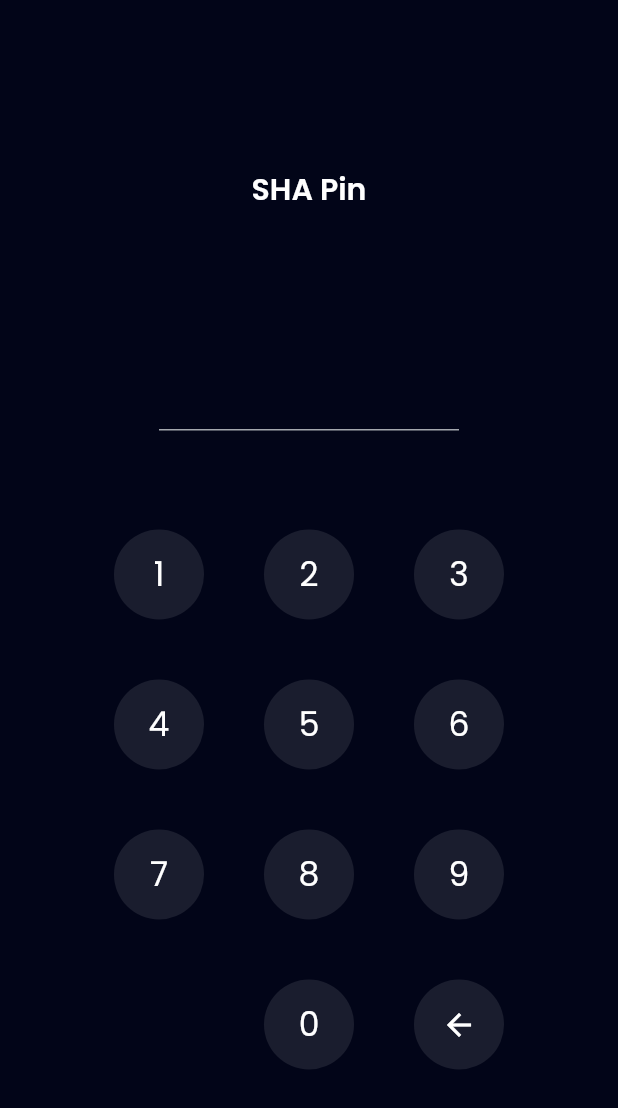
After one commit to abyankamal/bank_sha, a Flutter app: the PinPage screen opened by its route, on a phone screen of 412 x 824 dp. The commit adds this screen. Shown: the top 1108 px of the screen. Run offline on Flutter 3.47's test engine with Material 2 defaults, Android fonts, the phone set to English and light mode, and no system bars; our stand-ins replace carousel_slider, google_fonts.

Commit message:
Commit ketujuh

```diff
--- a/lib/main.dart
+++ b/lib/main.dart
@@ -1,6 +1,10 @@
 import 'package:bank_sha/shared/theme.dart';
 import 'package:bank_sha/ui/pages/home_page.dart';
 import 'package:bank_sha/ui/pages/onboarding_page.dart';
+import 'package:bank_sha/ui/pages/pin_page.dart';
+import 'package:bank_sha/ui/pages/profile_edit_page.dart';
+import 'package:bank_sha/ui/pages/profile_edit_pin_page.dart';
+import 'package:bank_sha/ui/pages/profile_edit_success_page.dart';
 import 'package:bank_sha/ui/pages/profile_page.dart';
 import 'package:bank_sha/ui/pages/signin_page.dart';
 import 'package:bank_sha/ui/pages/signup_page.dart';
@@ -8,6 +12,7 @@ import 'package:bank_sha/ui/pages/signup_set_ktp_page.dart';
 import 'package:bank_sha/ui/pages/signup_set_photo_page.dart';
 import 'package:bank_sha/ui/pages/signup_success_page.dart';
 import 'package:bank_sha/ui/pages/splash_page.dart';
+import 'package:bank_sha/ui/pages/topup_page.dart';
 import 'package:flutter/material.dart';
 
 void main() => runApp(const MyApp());
@@ -44,6 +49,11 @@ class MyApp extends StatelessWidget {
         '/sign-up-success' : (context) => const SignUpSuccessPage(),
         '/home' : (context) => const HomePage(),
         '/profile' : (context) => const ProfilePage(),
+        '/pin' : (context) => const PinPage(),
+        '/profile-edit' : (context) => const ProfileEditPage(),
+        '/profile-edit-pin' : (context) => const ProfileEditPinPage(),
+        '/profile-edit-success' : (context) => const ProfileEditSuccessPage(),
+        '/topup' : (context) => const TopupPage(),
       },
     );
   }
--- /dev/null
+++ b/lib/ui/pages/pin_page.dart
@@ -0,0 +1,177 @@
+import 'package:bank_sha/shared/theme.dart';
+import 'package:bank_sha/ui/widgets/buttons.dart';
+import 'package:flutter/material.dart';
+
+class PinPage extends StatefulWidget {
+  const PinPage({Key? key}) : super(key: key);
+
+  @override
+  State<PinPage> createState() => _PinPageState();
+}
+
+class _PinPageState extends State<PinPage> {
+
+  final TextEditingController pinController = TextEditingController(text: '');
+
+  addPin(String number){
+    if(pinController.text.length < 6){
+      setState(() {
+        pinController.text = pinController.text + number;
+      });
+    }
+
+    if(pinController.text == '123456'){
+      Navigator.pop(context, true);
+    }
+  }
+
+  deletePin(){
+    if(pinController.text.isNotEmpty){
+      setState(() {
+        pinController.text = pinController.text.substring(0, pinController.text.length - 1);
+      });
+    }
+  }
+  @override
+  Widget build(BuildContext context) {
+    return Scaffold(
+      backgroundColor: darkBackgroundColor,
+      body: Center(
+        child: Container(
+          padding: const EdgeInsets.symmetric(
+            horizontal: 58
+          ),
+          child: Column(
+            mainAxisAlignment: MainAxisAlignment.center,
+            children: [
+              Text(
+                'SHA Pin',
+                style: whiteTextStyle.copyWith(
+                  fontSize: 20,
+                  fontWeight: semibold
+                ),
+              ),
+              const SizedBox(
+                height: 72,
+              ),
+              SizedBox(
+                width: 200,
+                child: TextFormField(
+                  controller: pinController,
+                  enabled: false,
+                  obscureText: true,
+                  cursorColor: greyColor,
+                  obscuringCharacter: '*',
+                  style: whiteTextStyle.copyWith(
+                    fontSize: 36,
+                    fontWeight: medium,
+                    letterSpacing: 16
+                  ),
+                  decoration: InputDecoration(
+                    disabledBorder: UnderlineInputBorder(
+                      borderSide: BorderSide(
+                        color: greyColor
+                      )
+                    ),
+                  ),
+                )
+              ),
+              const SizedBox(
+                height: 66,
+              ),
+              Wrap(
+                spacing: 40,
+                runSpacing: 40,
+                children: [
+                  CustomInputButton(
+                    title: '1',
+                    onTap: () {
+                      addPin('1');
+                    },
+                  ),
+                  CustomInputButton(
+                    title: '2',
+                    onTap: () {
+                      addPin('2');
+                    },
+                  ),
+                  CustomInputButton(
+                    title: '3',
+                    onTap: () {
+                      addPin('3');
+                    },
+                  ),
+                  CustomInputButton(
+                    title: '4',
+                    onTap: () {
+                      addPin('4');
+                    },
+                  ),
+                  CustomInputButton(
+                    title: '5',
+                    onTap: () {
+                      addPin('5');
+                    },
+                  ),
+                  CustomInputButton(
+                    title: '6',
+                    onTap: () {
+                      addPin('6');
+                    },
+                  ),
+                  CustomInputButton(
+                    title: '7',
+                    onTap: () {
+                      addPin('7');
+                    },
+                  ),
+                  CustomInputButton(
+                    title: '8',
+                    onTap: () {
+                      addPin('8');
+                    },
+                  ),
+                  CustomInputButton(
+                    title: '9',
+                    onTap: () {
+                      addPin('9');
+                    },
+                  ),
+                  const SizedBox(
+                    width: 60
+                  ),
+                  CustomInputButton(
+                    title: '0',
+                    onTap: () {
+                      addPin('0');
+                    },
+                  ),
+                  GestureDetector(
+                    onTap: (){
+                      deletePin();
+                    },
+                    child: Container(
+                      width: 60,
+                      height: 60,
+                      decoration: BoxDecoration(
+                        shape: BoxShape.circle,
+                        color: numberBackgroundColor
+                      ),
+                      child: Center(
+                        child: Icon(
+                          Icons.arrow_back,
+                          color: whiteColor,
+                          size: 24,
+                        )
+                      ),
+                    ),
+                  )
+                ],
+              )
+            ],
+          ),
+        ),
+      ),
+    );
+  }
+}
--- a/lib/ui/pages/profile_page.dart
+++ b/lib/ui/pages/profile_page.dart
@@ -9,7 +9,6 @@ class ProfilePage extends StatelessWidget {
   @override
   Widget build(BuildContext context) {
     return Scaffold(
-      backgroundColor: lightBackgroundColor,
       appBar: AppBar(
         title: Text(
           'My Profile',
@@ -78,12 +77,20 @@ class ProfilePage extends StatelessWidget {
                 ProfileMenuItem(
                   iconUrl: 'assets/ic_edit_profile.png',
                   title: 'Edit Profile',
-                  onTap: (){},
+                  onTap: () async {
+                    if(await Navigator.pushNamed(context, '/pin') == true){
+                      Navigator.pushNamed(context, '/profile-edit');
+                    }
+                  },
                 ),
                 ProfileMenuItem(
                   iconUrl: 'assets/ic_pin.png',
                   title: 'My Pin',
-                  onTap: (){},
+                  onTap: () async {
+                    if(await Navigator.pushNamed(context, '/pin') == true){
+                      Navigator.pushNamed(context, '/profile-edit-pin');
+                    }
+                  },
                 ),
                 ProfileMenuItem(
                   iconUrl: 'assets/ic_wallet.png',
--- a/lib/ui/widgets/buttons.dart
+++ b/lib/ui/widgets/buttons.dart
@@ -70,3 +70,36 @@ class CustomTextWidget extends StatelessWidget {
   );
   }
 }
+
+class CustomInputButton extends StatelessWidget {
+  final String title;
+  final VoidCallback? onTap;
+  const CustomInputButton({
+    Key? key,
+    required this.title,
+    this.onTap
+  }) : super(key: key);
+
+  @override
+  Widget build(BuildContext context) {
+    return GestureDetector(
+      onTap: onTap,
+      child: Container(
+        width: 60,
+        height: 60,
+        decoration: BoxDecoration(
+          shape: BoxShape.circle,
+          color: numberBackgroundColor
+        ),
+        child: Center(
+          child: Text(
+            title,
+            style: whiteTextStyle.copyWith(
+              fontSize: 22
+            ),
+          ),
+        ),
+      ),
+    );
+  }
+}
--- a/lib/ui/widgets/home_services_item.dart
+++ b/lib/ui/widgets/home_services_item.dart
@@ -15,7 +15,9 @@ class HomeServicesItem extends StatelessWidget {
 
   @override
   Widget build(BuildContext context) {
-    return Column(
+    return GestureDetector(
+      onTap: onTap,
+      child: Column(
         children: [
           Container(
             width: 70,
@@ -42,6 +44,7 @@ class HomeServicesItem extends StatelessWidget {
             ),
           )
         ]
+      ),
     );
   }
 }
```
Also changed, not shown: lib/ui/pages/home_page.dart (+6 -4 lines), lib/ui/pages/profile_edit_page.dart (added, +76 -0 lines), lib/ui/pages/profile_edit_pin_page.dart (added, +66 -0 lines), lib/ui/pages/profile_edit_success_page.dart (added, +52 -0 lines), lib/ui/pages/topup_page.dart (added, +100 -0 lines), lib/ui/widgets/bank_item.dart (added, +62 -0 lines). Lines whose indentation alone changed are shown as unchanged.
